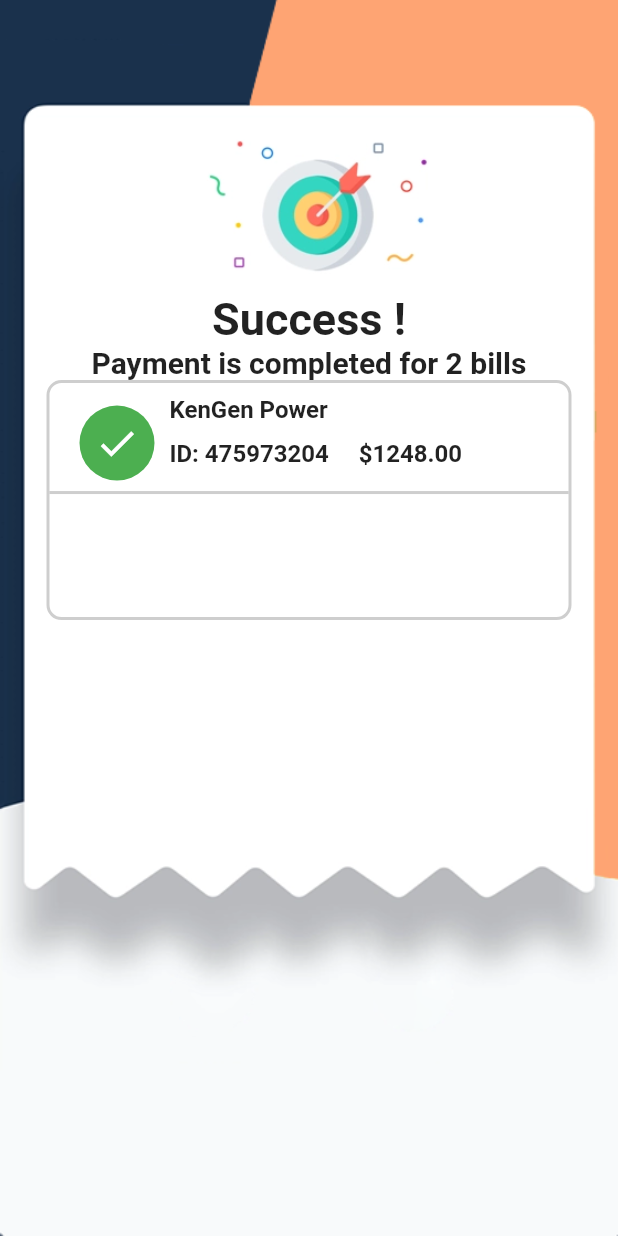
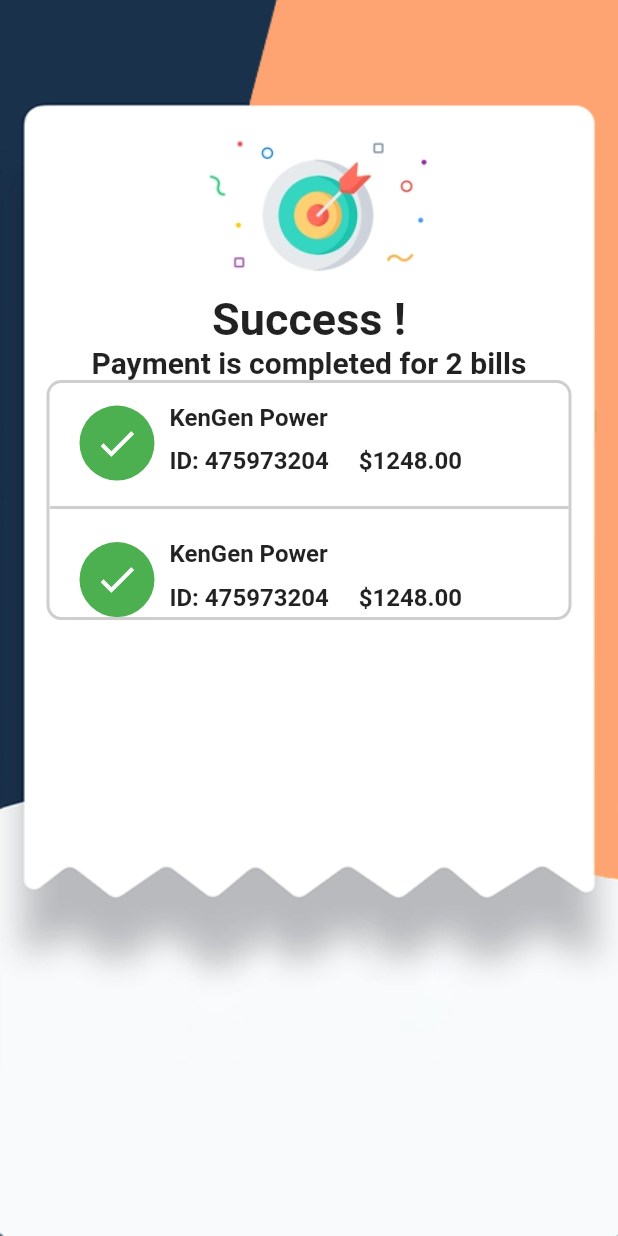
Before and after one commit to Reagandennis/flutter_payment_app_starter, a Flutter app: the screen it shows after launch, on a phone screen of 412 x 824 dp. Run offline on Flutter 3.47's test engine with Material 2 defaults, Android fonts, the phone set to English and light mode, and no system bars.

Commit message:
added listview to the payment_page

```diff
--- a/lib/pages/payment_page.dart
+++ b/lib/pages/payment_page.dart
@@ -50,16 +50,17 @@
                   borderRadius: BorderRadius.circular(10),
                   border: Border.all(
                       width: 2, color: Colors.grey.withOpacity(0.5))),
-              child: Container(
+              child: ListView.builder(
+                itemCount: 3,
+                itemBuilder: (_, index) {
+                  return Container(
                     child: Column(
                       children: [
                         Row(
                           children: [
                             Container(
                               margin: const EdgeInsets.only(
-                            top: 15,
-                            left: 20,
-                          ),
+                                  top: 15, left: 20, bottom: 10),
                               width: 50,
                               height: 50,
                               decoration: BoxDecoration(
@@ -128,6 +129,8 @@
                         )
                       ],
                     ),
+                  );
+                },
               ),
             )
           ],
```
Lines whose indentation alone changed are shown as unchanged.
